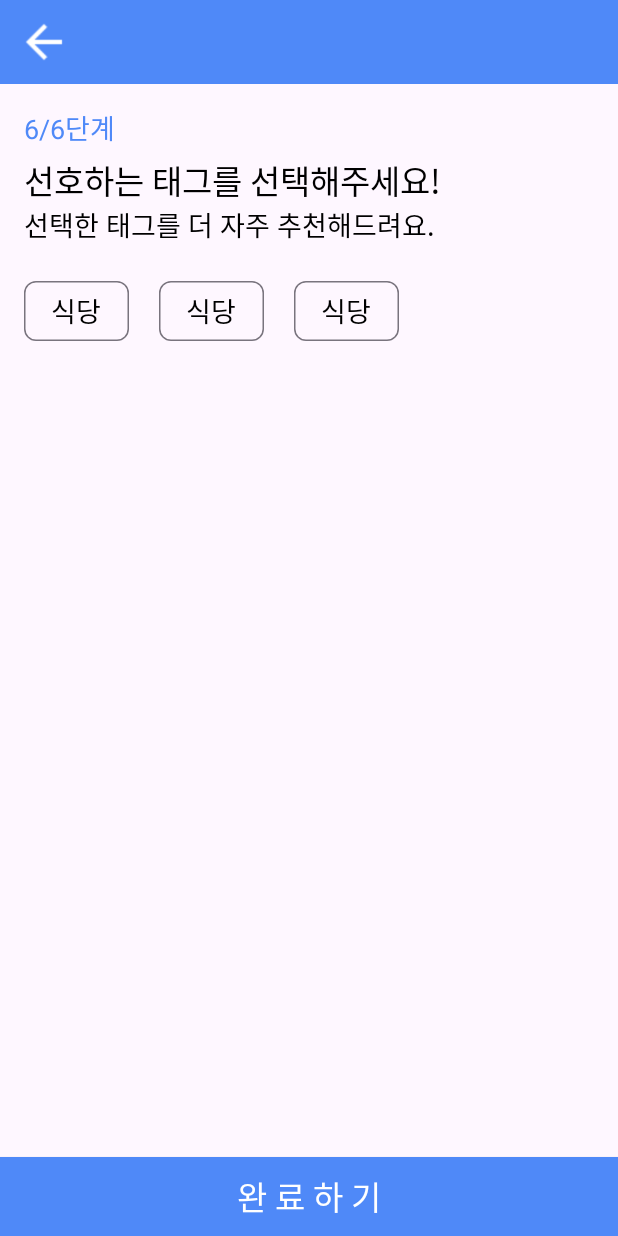
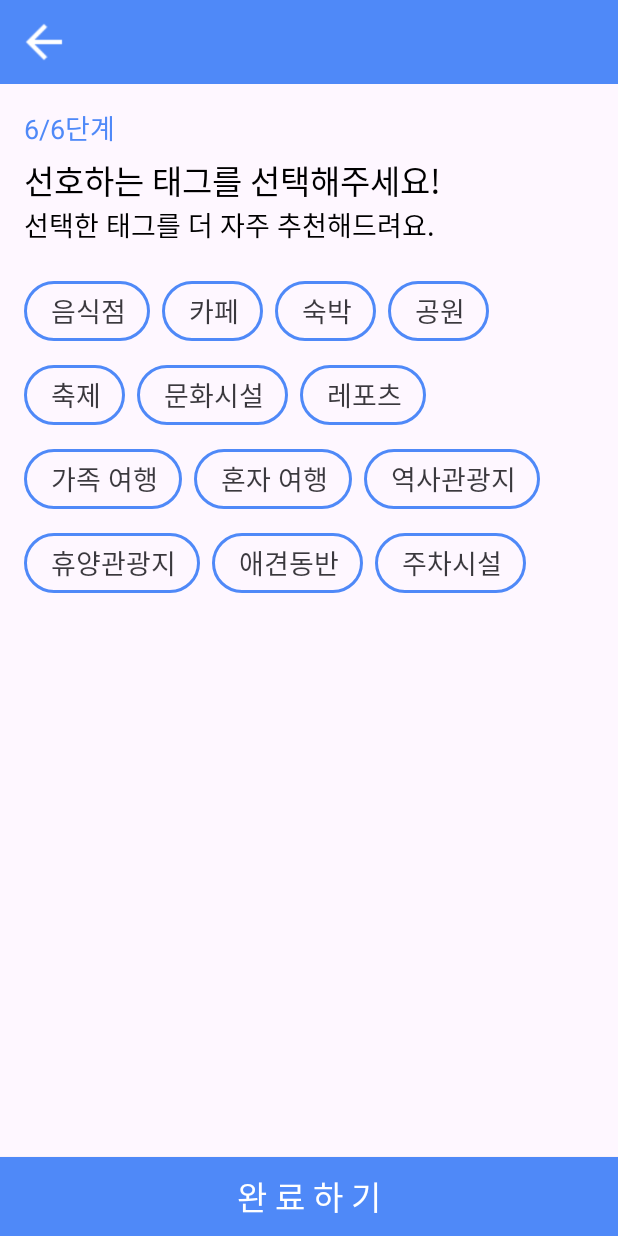
Before and after one commit to UiHyeon-Kim/CapstoneDesign_GEO, an Android app: the UserRegFavorite screen opened directly, with no data from a screen before it, on a phone screen of 412 x 824 dp. Run offline under Robolectric (Android 15) with nearby library versions, the light colour scheme and no system bars.

Commit message:
240809_2105 선호 태그 UI, 데이터베이스 일부 수정

```diff
--- a/app/src/main/java/com/example/capstonedesign_geo/ui/UserRegComplete.java
+++ b/app/src/main/java/com/example/capstonedesign_geo/ui/UserRegComplete.java
@@ -4,18 +4,22 @@ import android.content.Context;
 import android.content.Intent;
 import android.content.SharedPreferences;
 import android.os.Bundle;
-import android.view.View;
 import android.widget.Button;
 
 import androidx.annotation.Nullable;
 import androidx.appcompat.app.AppCompatActivity;
 
 import com.example.capstonedesign_geo.R;
+import com.example.capstonedesign_geo.data.Model.UserInfo;
+import com.example.capstonedesign_geo.data.Model.UserInfoTemp;
+import com.example.capstonedesign_geo.data.repository.UserRepository;
 import com.example.capstonedesign_geo.utility.StatusBarKt;
 
 public class UserRegComplete extends AppCompatActivity {
 
     private Button btnComplete;
+    private UserRepository userRepository;
+    private UserInfoTemp userInfoTemp;
 
     @Override
     protected void onCreate(@Nullable Bundle savedInstanceState) {
@@ -24,18 +28,42 @@ public class UserRegComplete extends AppCompatActivity {
         StatusBarKt.setStatusBarColor(this, getResources().getColor(R.color.mainblue));
 
         btnComplete = findViewById(R.id.btnComplete);
-        btnComplete.setOnClickListener(new View.OnClickListener() {
-            @Override
-            public void onClick(View view) {
-                Intent intent = new Intent(UserRegComplete.this, MainActivity.class);
-                startActivity(intent);
-                finish();
-            }
+        userRepository = new UserRepository(this);
+        userInfoTemp = getIntent().getParcelableExtra("userInfoTemp");
+
+        btnComplete.setOnClickListener(view -> {
+            UserInfo userInfo = new UserInfo(
+                userInfoTemp.getUserId(),
+                userInfoTemp.getAndroidId(),
+                userInfoTemp.getNickname(),
+                userInfoTemp.isUserType(),
+                userInfoTemp.getAge(),
+                userInfoTemp.getLocation(),
+                userInfoTemp.isHasPet(),
+                userInfoTemp.getFavoriteTags()
+            );
+            userRepository.saveUser(userInfo);
+
+            // saveUserInfo(); // 위 UserInfo 안되면 이것으로 하기
+
+            Intent intent = new Intent(UserRegComplete.this, MainActivity.class);
+            startActivity(intent);
+            finish();
         });
     }
 
     private void saveUserInfo() {
-        SharedPreferences sp = getSharedPreferences("UserPreferences", Context.MODE_PRIVATE);
+        SharedPreferences sharedPreferences = getSharedPreferences("UserPreferences", Context.MODE_PRIVATE);
 
+        String userId = sharedPreferences.getString("userId", null);
+        String androidId = sharedPreferences.getString("androidId", null);
+        String nickname = sharedPreferences.getString("nickname", null);
+        boolean userType = sharedPreferences.getBoolean("userType", false);
+        int age = sharedPreferences.getInt("age", 0);
+        String location = sharedPreferences.getString("location", null);
+        boolean hasPet = sharedPreferences.getBoolean("hasPet", false);
+        String favoriteTags = sharedPreferences.getString("favoriteTags", null);
+
+        UserInfo userInfo = new UserInfo(userId, androidId, nickname, userType, age, location, hasPet, favoriteTags);
     }
 }
--- a/app/src/main/res/drawable/bg_chip.xml
+++ b/app/src/main/res/drawable/bg_chip.xml
@@ -1,5 +1,5 @@
 <?xml version="1.0" encoding="utf-8"?>
 <selector xmlns:android="http://schemas.android.com/apk/res/android">
-    <item android:color="@color/mainblue" android:state_checked="true"/>
+    <item android:color="@color/subblue" android:state_checked="true"/>
     <item android:color="@color/transparent" />
 </selector>
--- a/app/src/main/res/layout/user_reg_favorite.xml
+++ b/app/src/main/res/layout/user_reg_favorite.xml
@@ -70,7 +70,7 @@
         android:layout_marginLeft="16dp"
         android:layout_marginRight="16dp"
         android:layout_below="@id/textView14"
-        app:chipSpacingHorizontal="20dp"
+        app:chipSpacing="10dp"
         app:singleSelection="false" >
 
         <com.google.android.material.chip.Chip
@@ -78,21 +78,93 @@
             android:id="@+id/chip1"
             android:layout_width="wrap_content"
             android:layout_height="wrap_content"
-            android:text="식당" />
+            android:text="음식점"
+            android:fontFamily="@font/notosans"
+            android:includeFontPadding="false"/>
 
         <com.google.android.material.chip.Chip
             style="@style/ChipStyles"
             android:id="@+id/chip2"
             android:layout_width="wrap_content"
             android:layout_height="wrap_content"
-            android:text="식당" />
+            android:text="카페"/>
 
         <com.google.android.material.chip.Chip
             style="@style/ChipStyles"
             android:id="@+id/chip3"
             android:layout_width="wrap_content"
             android:layout_height="wrap_content"
-            android:text="식당" />
+            android:text="숙박" />
+
+        <com.google.android.material.chip.Chip
+            style="@style/ChipStyles"
+            android:id="@+id/chip4"
+            android:layout_width="wrap_content"
+            android:layout_height="wrap_content"
+            android:text="공원" />
+
+        <com.google.android.material.chip.Chip
+            style="@style/ChipStyles"
+            android:id="@+id/chip5"
+            android:layout_width="wrap_content"
+            android:layout_height="wrap_content"
+            android:text="축제" />
+
+        <com.google.android.material.chip.Chip
+            style="@style/ChipStyles"
+            android:id="@+id/chip6"
+            android:layout_width="wrap_content"
+            android:layout_height="wrap_content"
+            android:text="문화시설" />
+
+        <com.google.android.material.chip.Chip
+            style="@style/ChipStyles"
+            android:id="@+id/chip7"
+            android:layout_width="wrap_content"
+            android:layout_height="wrap_content"
+            android:text="레포츠" />
+
+        <com.google.android.material.chip.Chip
+            style="@style/ChipStyles"
+            android:id="@+id/chip8"
+            android:layout_width="wrap_content"
+            android:layout_height="wrap_content"
+            android:text="가족 여행" />
+
+        <com.google.android.material.chip.Chip
+            style="@style/ChipStyles"
+            android:id="@+id/chip9"
+            android:layout_width="wrap_content"
+            android:layout_height="wrap_content"
+            android:text="혼자 여행" />
+
+        <com.google.android.material.chip.Chip
+            style="@style/ChipStyles"
+            android:id="@+id/chip10"
+            android:layout_width="wrap_content"
+            android:layout_height="wrap_content"
+            android:text="역사관광지" />
+
+        <com.google.android.material.chip.Chip
+            style="@style/ChipStyles"
+            android:id="@+id/chip11"
+            android:layout_width="wrap_content"
+            android:layout_height="wrap_content"
+            android:text="휴양관광지" />
+
+        <com.google.android.material.chip.Chip
+            style="@style/ChipStyles"
+            android:id="@+id/chip12"
+            android:layout_width="wrap_content"
+            android:layout_height="wrap_content"
+            android:text="애견동반" />
+
+        <com.google.android.material.chip.Chip
+            style="@style/ChipStyles"
+            android:id="@+id/chip13"
+            android:layout_width="wrap_content"
+            android:layout_height="wrap_content"
+            android:text="주차시설" />
 
     </com.google.android.material.chip.ChipGroup>
 
--- a/app/src/main/res/values/styles.xml
+++ b/app/src/main/res/values/styles.xml
@@ -41,13 +41,22 @@
         <item name="android:padding">16dp</item>
     </style>
 
-    <style name="ChipStyles">
+    <style name="ChipStyles" parent="Widget.MaterialComponents.Chip.Choice">
         <item name="chipStartPadding">10dp</item>
         <item name="chipEndPadding">10dp</item>
         <item name="chipMinHeight">40dp</item>
+        <item name="chipStrokeWidth">2dp</item>
+        <item name="chipStrokeColor">@color/mainblue</item>
+        <item name="chipBackgroundColor">@color/transparent</item>
+        <item name="background">@drawable/bg_chip</item>
+        <item name="android:textAppearance">@style/CustomChipTextAppearance</item>
+    </style>
+
+    <style name="CustomChipTextAppearance" parent="TextAppearance.MaterialComponents.Chip">
+        <item name="fontFamily">@font/notosans</item>
+        <item name="android:includeFontPadding">false</item>
         <item name="android:textColor">@color/black</item>
         <item name="android:textSize">18sp</item>
-        <item name="background">@drawable/bg_chip</item>
     </style>
 
 </resources>
```
